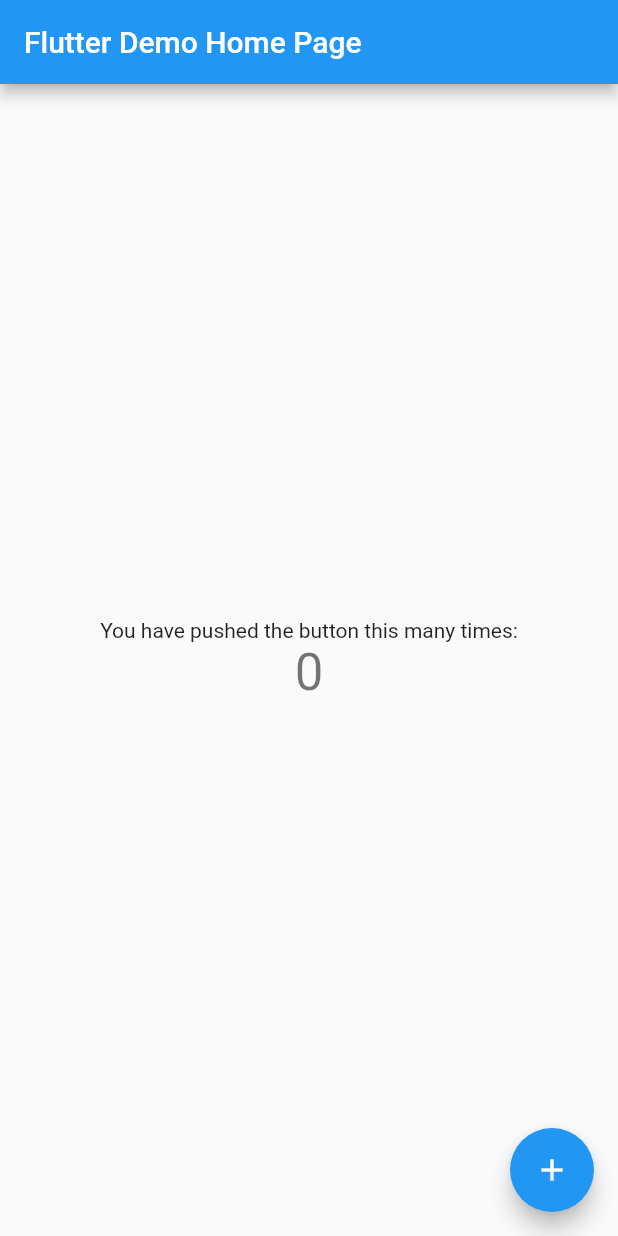
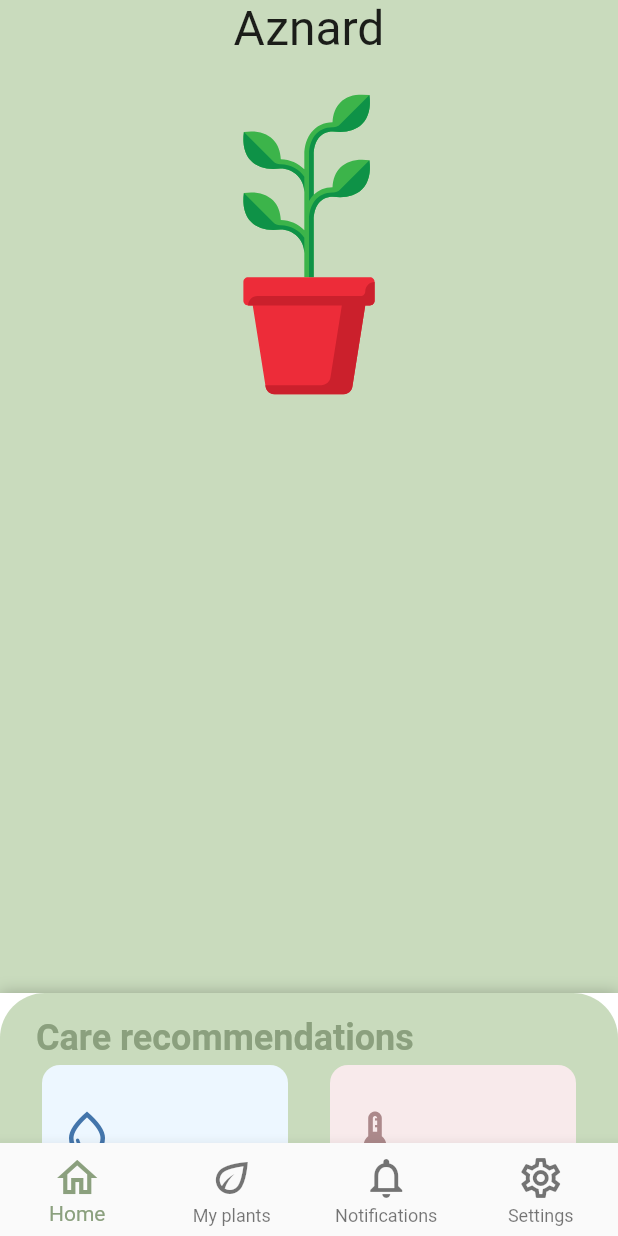
Before and after one commit to Cerfio/Plant, a Flutter app: the screen it shows after launch, on a phone screen of 412 x 824 dp. Run offline on Flutter 3.47's test engine with Material 2 defaults, Android fonts, the light colour scheme and no system bars; drawn by our look-alikes of sliding_up_panel; our stand-ins replace flutter_svg.

Commit message:
page plant

```diff
--- a/mobile/lib/main.dart
+++ b/mobile/lib/main.dart
@@ -1,4 +1,11 @@
 import 'package:flutter/material.dart';
+import 'package:plant_iot_epitech/pages/plant.dart';
+import 'package:plant_iot_epitech/ui/cards_elementary/card_elementary_humidity_air.dart';
+import 'package:plant_iot_epitech/ui/cards_elementary/card_elementary_humidity_soil.dart';
+import 'package:plant_iot_epitech/ui/cards_elementary/card_elementary_light.dart';
+import 'package:plant_iot_epitech/ui/cards_elementary/card_elementary_pressure.dart';
+import 'package:plant_iot_epitech/ui/cards_elementary/card_elementary_temperature.dart';
+import 'package:plant_iot_epitech/ui/cards_elementary/card_elementary_water.dart';
 
 void main() {
   runApp(const MyApp());
@@ -13,103 +20,56 @@
     return MaterialApp(
       title: 'Flutter Demo',
       theme: ThemeData(
-        // This is the theme of your application.
-        //
-        // Try running your application with "flutter run". You'll see the
-        // application has a blue toolbar. Then, without quitting the app, try
-        // changing the primarySwatch below to Colors.green and then invoke
-        // "hot reload" (press "r" in the console where you ran "flutter run",
-        // or simply save your changes to "hot reload" in a Flutter IDE).
-        // Notice that the counter didn't reset back to zero; the application
-        // is not restarted.
         primarySwatch: Colors.blue,
       ),
-      home: const MyHomePage(title: 'Flutter Demo Home Page'),
+      home: const MyHomePage(),
     );
   }
 }
 
 class MyHomePage extends StatefulWidget {
-  const MyHomePage({super.key, required this.title});
-
-  // This widget is the home page of your application. It is stateful, meaning
-  // that it has a State object (defined below) that contains fields that affect
-  // how it looks.
-
-  // This class is the configuration for the state. It holds the values (in this
-  // case the title) provided by the parent (in this case the App widget) and
-  // used by the build method of the State. Fields in a Widget subclass are
-  // always marked "final".
-
-  final String title;
+  const MyHomePage({super.key});
 
   @override
   State<MyHomePage> createState() => _MyHomePageState();
 }
 
 class _MyHomePageState extends State<MyHomePage> {
-  int _counter = 0;
-
-  void _incrementCounter() {
+  int _selectedIndex = 0;
+  void _onItemTapped(int index) {
     setState(() {
-      // This call to setState tells the Flutter framework that something has
-      // changed in this State, which causes it to rerun the build method below
-      // so that the display can reflect the updated values. If we changed
-      // _counter without calling setState(), then the build method would not be
-      // called again, and so nothing would appear to happen.
-      _counter++;
+      _selectedIndex = index;
     });
   }
 
   @override
   Widget build(BuildContext context) {
-    // This method is rerun every time setState is called, for instance as done
-    // by the _incrementCounter method above.
-    //
-    // The Flutter framework has been optimized to make rerunning build methods
-    // fast, so that you can just rebuild anything that needs updating rather
-    // than having to individually change instances of widgets.
     return Scaffold(
-      appBar: AppBar(
-        // Here we take the value from the MyHomePage object that was created by
-        // the App.build method, and use it to set our appbar title.
-        title: Text(widget.title),
+      body: const Plant(),
+      bottomNavigationBar: BottomNavigationBar(
+        type: BottomNavigationBarType.fixed,
+        items: const <BottomNavigationBarItem>[
+          BottomNavigationBarItem(
+            icon: Icon(Icons.home_outlined, size: 32),
+            label: 'Home',
+          ),
+          BottomNavigationBarItem(
+            icon: Icon(Icons.eco_outlined, size: 32),
+            label: 'My plants',
+          ),
+          BottomNavigationBarItem(
+            icon: Icon(Icons.notifications_outlined, size: 32),
+            label: 'Notifications',
+          ),
+          BottomNavigationBarItem(
+            icon: Icon(Icons.settings_outlined, size: 32),
+            label: 'Settings',
+          ),
+        ],
+        currentIndex: _selectedIndex,
+        selectedItemColor: const Color(0xff8BA07E),
+        onTap: _onItemTapped,
       ),
-      body: Center(
-        // Center is a layout widget. It takes a single child and positions it
-        // in the middle of the parent.
-        child: Column(
-          // Column is also a layout widget. It takes a list of children and
-          // arranges them vertically. By default, it sizes itself to fit its
-          // children horizontally, and tries to be as tall as its parent.
-          //
-          // Invoke "debug painting" (press "p" in the console, choose the
-          // "Toggle Debug Paint" action from the Flutter Inspector in Android
-          // Studio, or the "Toggle Debug Paint" command in Visual Studio Code)
-          // to see the wireframe for each widget.
-          //
-          // Column has various properties to control how it sizes itself and
-          // how it positions its children. Here we use mainAxisAlignment to
-          // center the children vertically; the main axis here is the vertical
-          // axis because Columns are vertical (the cross axis would be
-          // horizontal).
-          mainAxisAlignment: MainAxisAlignment.center,
-          children: <Widget>[
-            const Text(
-              'You have pushed the button this many times:',
-            ),
-            Text(
-              '$_counter',
-              style: Theme.of(context).textTheme.headline4,
-            ),
-          ],
-        ),
-      ),
-      floatingActionButton: FloatingActionButton(
-        onPressed: _incrementCounter,
-        tooltip: 'Increment',
-        child: const Icon(Icons.add),
-      ), // This trailing comma makes auto-formatting nicer for build methods.
     );
   }
 }
--- /dev/null
+++ b/mobile/lib/pages/plant.dart
@@ -0,0 +1,136 @@
+import 'package:flutter/material.dart';
+import 'package:flutter_svg/flutter_svg.dart';
+import 'package:plant_iot_epitech/ui/cards_elementary/card_elementary_humidity_air.dart';
+import 'package:plant_iot_epitech/ui/cards_elementary/card_elementary_humidity_soil.dart';
+import 'package:plant_iot_epitech/ui/cards_elementary/card_elementary_light.dart';
+import 'package:plant_iot_epitech/ui/cards_elementary/card_elementary_pressure.dart';
+import 'package:plant_iot_epitech/ui/cards_elementary/card_elementary_temperature.dart';
+import 'package:plant_iot_epitech/ui/cards_elementary/card_elementary_water.dart';
+import 'package:sliding_up_panel/sliding_up_panel.dart';
+
+class Plant extends StatelessWidget {
+  const Plant({super.key});
+
+  @override
+  Widget build(BuildContext context) {
+    final Widget tomatoPlant = SvgPicture.asset(
+        'assets/plants/tomato_plant.svg',
+        semanticsLabel: 'Palm leaf',
+        fit: BoxFit.cover);
+    return Container(
+      height: MediaQuery.of(context).size.height,
+      width: MediaQuery.of(context).size.width,
+      color: const Color(0xffC9DBBD),
+      child: SlidingUpPanel(
+        panel: Container(
+          decoration: const BoxDecoration(
+            color: Color(0xffC9DBBD),
+            borderRadius: BorderRadius.only(
+              topLeft: Radius.circular(30.0),
+              topRight: Radius.circular(30.0),
+            ),
+          ),
+          child: Padding(
+            padding: const EdgeInsets.symmetric(horizontal: 24, vertical: 16.0),
+            child: Column(
+              crossAxisAlignment: CrossAxisAlignment.start,
+              children: [
+                const Text(
+                  "Care recommendations",
+                  style: TextStyle(
+                    fontSize: 24,
+                    fontWeight: FontWeight.w600,
+                    color: Color(0xff8BA07E),
+                  ),
+                ),
+                Expanded(
+                  child: GridView.count(
+                      physics: const NeverScrollableScrollPhysics(),
+                      crossAxisCount: 2,
+                      mainAxisSpacing: 20,
+                      crossAxisSpacing: 20,
+                      children: const [
+                        CardElementaryWater(),
+                        CardElementaryTemperature(),
+                        CardElementaryHumidityAir(),
+                        CardElementaryHumiditySoil(),
+                        CardElementaryLight(),
+                        CardElementaryPressure(),
+                      ]),
+                ),
+              ],
+            ),
+          ),
+        ),
+        body: Center(
+          child: SafeArea(
+            child: Row(
+              crossAxisAlignment: CrossAxisAlignment.start,
+              mainAxisAlignment: MainAxisAlignment.center,
+              children: [
+                Column(
+                  children: [
+                    const Text("Aznard",
+                        style: TextStyle(fontSize: 32),
+                        textAlign: TextAlign.center),
+                    const SizedBox(height: 25),
+                    SizedBox(
+                      width: 200,
+                      height: 200,
+                      child: tomatoPlant,
+                    ),
+                  ],
+                ),
+              ],
+            ),
+          ),
+        ),
+      ),
+    );
+  }
+}
+
+// return Container(
+//   decoration: const BoxDecoration(
+//     color: Color(0xffC9DBBD),
+//     boxShadow: [
+//       BoxShadow(color: Colors.green, spreadRadius: 3),
+//     ],
+//     borderRadius: BorderRadius.only(
+//       topLeft: Radius.circular(30.0),
+//       topRight: Radius.circular(30.0),
+//     ),
+//   ),
+//   child: const Text("fefef"),
+// );
+// Padding(
+//         padding: const EdgeInsets.symmetric(horizontal: 24, vertical: 16.0),
+//         child: Column(
+//           crossAxisAlignment: CrossAxisAlignment.start,
+//           children: [
+//             const Text(
+//               "Care recommendations",
+//               style: TextStyle(
+//                 fontSize: 24,
+//                 fontWeight: FontWeight.w600,
+//                 color: Color(0xff8BA07E),
+//               ),
+//             ),
+//             Expanded(
+//               child: GridView.count(
+//                   physics: const NeverScrollableScrollPhysics(),
+//                   crossAxisCount: 2,
+//                   mainAxisSpacing: 20,
+//                   crossAxisSpacing: 20,
+//                   children: const [
+//                     CardElementaryWater(),
+//                     CardElementaryTemperature(),
+//                     CardElementaryHumidityAir(),
+//                     CardElementaryHumiditySoil(),
+//                     CardElementaryLight(),
+//                     CardElementaryPressure(),
+//                   ]),
+//             ),
+//           ],
+//         ),
+//       ),
--- /dev/null
+++ b/mobile/lib/ui/cards_elementary/card_elementary_base.dart
@@ -0,0 +1,69 @@
+import 'package:flutter/material.dart';
+
+class CardElementaryBase extends StatelessWidget {
+  const CardElementaryBase(
+      {super.key,
+      required this.backgroundColor,
+      required this.titleColor,
+      required this.subtitleColor,
+      required this.iconColor,
+      required this.title,
+      required this.subtitle,
+      required this.icon});
+  final Color backgroundColor;
+  final Color titleColor;
+  final Color subtitleColor;
+  final Color iconColor;
+  final String title;
+  final String subtitle;
+  final IconData icon;
+
+  @override
+  Widget build(BuildContext context) {
+    return SizedBox(
+      child: Card(
+        elevation: 0,
+        color: backgroundColor,
+        shape: const RoundedRectangleBorder(
+          borderRadius: BorderRadius.all(Radius.circular(12)),
+        ),
+        child: Padding(
+          padding: const EdgeInsets.only(left: 12, top: 28, bottom: 28),
+          child: Row(
+            children: [
+              Column(
+                crossAxisAlignment: CrossAxisAlignment.start,
+                mainAxisAlignment: MainAxisAlignment.spaceBetween,
+                children: <Widget>[
+                  Icon(icon, size: 36, color: iconColor),
+                  Column(
+                    crossAxisAlignment: CrossAxisAlignment.start,
+                    children: [
+                      Text(
+                        title,
+                        style: TextStyle(
+                          fontSize: 20,
+                          fontWeight: FontWeight.w600,
+                          color: titleColor,
+                        ),
+                        overflow: TextOverflow.ellipsis,
+                      ),
+                      Text(
+                        subtitle,
+                        style: TextStyle(
+                          fontSize: 16,
+                          color: subtitleColor,
+                        ),
+                        overflow: TextOverflow.ellipsis,
+                      ),
+                    ],
+                  ),
+                ],
+              ),
+            ],
+          ),
+        ),
+      ),
+    );
+  }
+}
--- /dev/null
+++ b/mobile/lib/ui/cards_elementary/card_elementary_humidity_air.dart
@@ -0,0 +1,19 @@
+import 'package:flutter/material.dart';
+import 'package:plant_iot_epitech/ui/cards_elementary/card_elementary_base.dart';
+
+class CardElementaryHumidityAir extends StatelessWidget {
+  const CardElementaryHumidityAir({super.key});
+
+  @override
+  Widget build(BuildContext context) {
+    return const CardElementaryBase(
+      backgroundColor: Color(0xffFFF4D2),
+      titleColor: Color(0xffB9AA70),
+      subtitleColor: Color(0xffB9AA70),
+      iconColor: Color(0xffB9AA70),
+      title: 'Humidity Air',
+      subtitle: 'Dry',
+      icon: Icons.air_outlined,
+    );
+  }
+}
--- /dev/null
+++ b/mobile/lib/ui/cards_elementary/card_elementary_humidity_soil.dart
@@ -0,0 +1,19 @@
+import 'package:flutter/material.dart';
+import 'package:plant_iot_epitech/ui/cards_elementary/card_elementary_base.dart';
+
+class CardElementaryHumiditySoil extends StatelessWidget {
+  const CardElementaryHumiditySoil({super.key});
+
+  @override
+  Widget build(BuildContext context) {
+    return const CardElementaryBase(
+      backgroundColor: Color(0xffF9D2FF),
+      titleColor: Color(0xffB870B9),
+      subtitleColor: Color(0xffB870B9),
+      iconColor: Color(0xffB870B9),
+      title: 'Humidity Soil',
+      subtitle: 'Dry',
+      icon: Icons.layers_outlined,
+    );
+  }
+}
--- /dev/null
+++ b/mobile/lib/ui/cards_elementary/card_elementary_light.dart
@@ -0,0 +1,19 @@
+import 'package:flutter/material.dart';
+import 'package:plant_iot_epitech/ui/cards_elementary/card_elementary_base.dart';
+
+class CardElementaryLight extends StatelessWidget {
+  const CardElementaryLight({super.key});
+
+  @override
+  Widget build(BuildContext context) {
+    return const CardElementaryBase(
+      backgroundColor: Color(0xffEEF8EA),
+      titleColor: Color(0xff89AC8C),
+      subtitleColor: Color(0xff89AC8C),
+      iconColor: Color(0xff89AC8C),
+      title: 'Light',
+      subtitle: 'Very Bright',
+      icon: Icons.water_drop_outlined,
+    );
+  }
+}
--- /dev/null
+++ b/mobile/lib/ui/cards_elementary/card_elementary_pressure.dart
@@ -0,0 +1,19 @@
+import 'package:flutter/material.dart';
+import 'package:plant_iot_epitech/ui/cards_elementary/card_elementary_base.dart';
+
+class CardElementaryPressure extends StatelessWidget {
+  const CardElementaryPressure({super.key});
+
+  @override
+  Widget build(BuildContext context) {
+    return const CardElementaryBase(
+      backgroundColor: Color(0xffEAEDF8),
+      titleColor: Color(0xff8C89AC),
+      subtitleColor: Color(0xff8C89AC),
+      iconColor: Color(0xff8C89AC),
+      title: 'Pressure',
+      subtitle: '1004.53 hPa',
+      icon: Icons.landscape_outlined,
+    );
+  }
+}
--- /dev/null
+++ b/mobile/lib/ui/cards_elementary/card_elementary_temperature.dart
@@ -0,0 +1,19 @@
+import 'package:flutter/material.dart';
+import 'package:plant_iot_epitech/ui/cards_elementary/card_elementary_base.dart';
+
+class CardElementaryTemperature extends StatelessWidget {
+  const CardElementaryTemperature({super.key});
+
+  @override
+  Widget build(BuildContext context) {
+    return const CardElementaryBase(
+      backgroundColor: Color(0xffF8EAEB),
+      titleColor: Color(0xffAC898B),
+      subtitleColor: Color(0xffAC898B),
+      iconColor: Color(0xffAC898B),
+      title: 'Temperature',
+      subtitle: '35°C',
+      icon: Icons.thermostat_outlined,
+    );
+  }
+}
--- /dev/null
+++ b/mobile/lib/ui/cards_elementary/card_elementary_water.dart
@@ -0,0 +1,19 @@
+import 'package:flutter/material.dart';
+import 'package:plant_iot_epitech/ui/cards_elementary/card_elementary_base.dart';
+
+class CardElementaryWater extends StatelessWidget {
+  const CardElementaryWater({super.key});
+
+  @override
+  Widget build(BuildContext context) {
+    return const CardElementaryBase(
+      backgroundColor: Color(0xffEDF7FF),
+      titleColor: Color(0xff4375AB),
+      subtitleColor: Color(0xff4375AB),
+      iconColor: Color(0xff4375AB),
+      title: 'Water Quantity',
+      subtitle: 'Give Water',
+      icon: Icons.water_drop_outlined,
+    );
+  }
+}
```
Also changed, not shown: mobile/pubspec.yaml (+7 -7 lines), mobile/assets/palm_leaf.svg (added), mobile/assets/plants/tomato_plant.svg (added), 2 other files.
